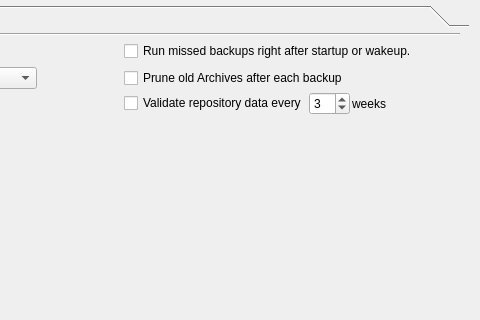
The window that src/vorta/assets/UI/scheduletab.ui (borgbase/vorta) describes before a commit, drawn with Qt 5; both pictures show x 207 to 687 and y 0 to 320 of the 687 by 507 pixel window.
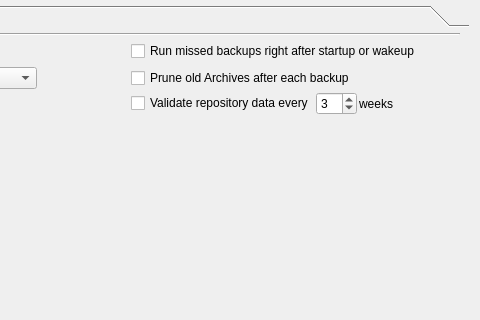
The same window after the commit.

Commit message: Fix typo, fix cancel button

```diff
--- a/src/vorta/assets/UI/scheduletab.ui
+++ b/src/vorta/assets/UI/scheduletab.ui
@@ -249,7 +249,7 @@
            <item>
             <widget class="QCheckBox" name="missedBackupsCheckBox">
              <property name="text">
-              <string>Run missed backups right after startup or wakeup. </string>
+              <string>Run missed backups right after startup or wakeup</string>
              </property>
             </widget>
            </item>
```
The commit also changes 2 other files.
